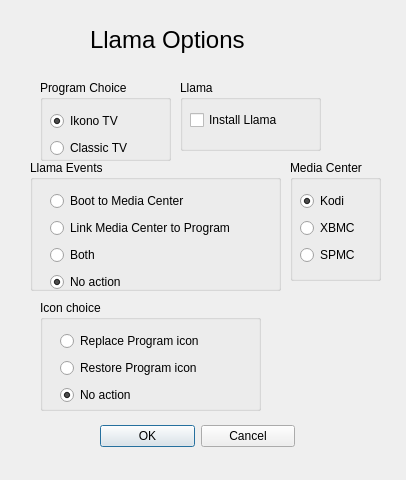
Above: llamadialog.ui from kbrack1/adbFire before the change. Below: the same form after it.
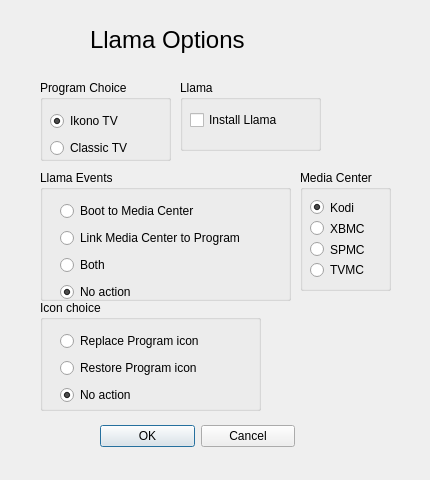
That is the form after the change.

What changed in the file:
```diff
--- a/llamadialog.ui
+++ b/llamadialog.ui
@@ -6,7 +6,7 @@
    <rect>
     <x>0</x>
     <y>0</y>
-    <width>406</width>
+    <width>430</width>
     <height>480</height>
    </rect>
   </property>
@@ -29,8 +29,8 @@
   <widget class="QGroupBox" name="groupBox">
    <property name="geometry">
     <rect>
-     <x>30</x>
-     <y>160</y>
+     <x>40</x>
+     <y>170</y>
      <width>251</width>
      <height>131</height>
     </rect>
@@ -241,8 +241,8 @@
   <widget class="QGroupBox" name="groupBox_5">
    <property name="geometry">
     <rect>
-     <x>290</x>
-     <y>160</y>
+     <x>300</x>
+     <y>170</y>
      <width>91</width>
      <height>121</height>
     </rect>
@@ -250,7 +250,7 @@
    <property name="title">
     <string>Media Center</string>
    </property>
-   <widget class="QWidget" name="layoutWidget_2">
+   <widget class="QWidget" name="">
     <property name="geometry">
      <rect>
       <x>10</x>
@@ -293,6 +293,16 @@
        </property>
       </widget>
      </item>
+     <item>
+      <widget class="QRadioButton" name="tvmcButton">
+       <property name="toolTip">
+        <string>&lt;html&gt;&lt;head/&gt;&lt;body&gt;&lt;p&gt;Select the icon for the SPMC Media Center&lt;/p&gt;&lt;/body&gt;&lt;/html&gt;</string>
+       </property>
+       <property name="text">
+        <string>TVMC</string>
+       </property>
+      </widget>
+     </item>
     </layout>
    </widget>
   </widget>
```
